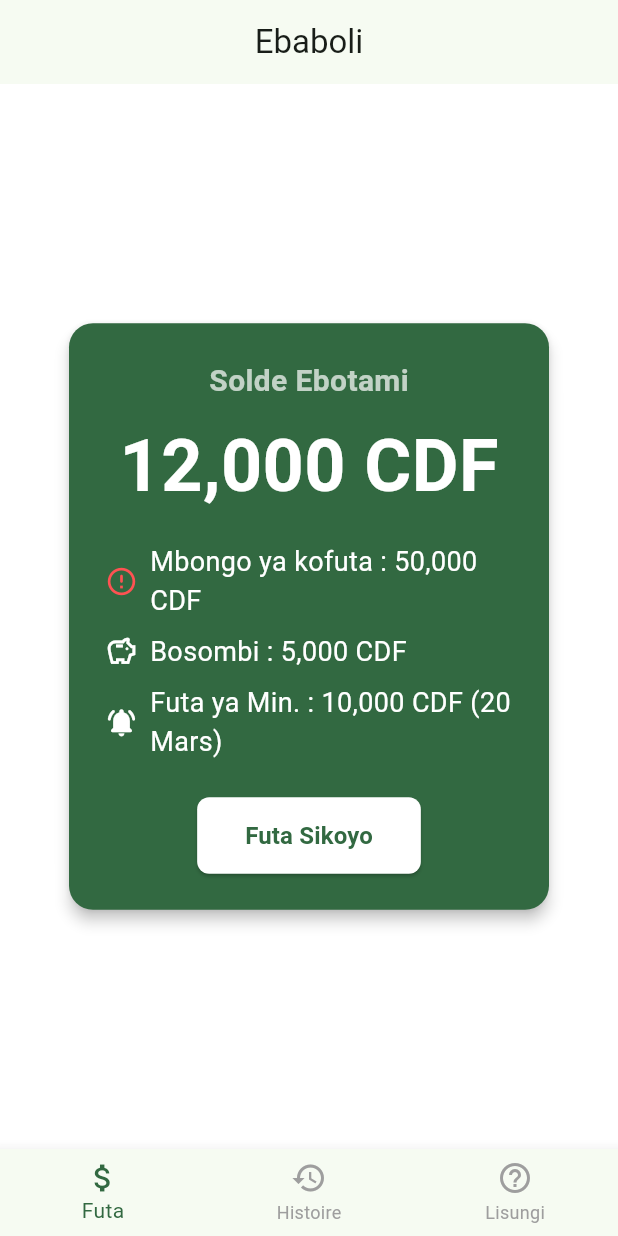
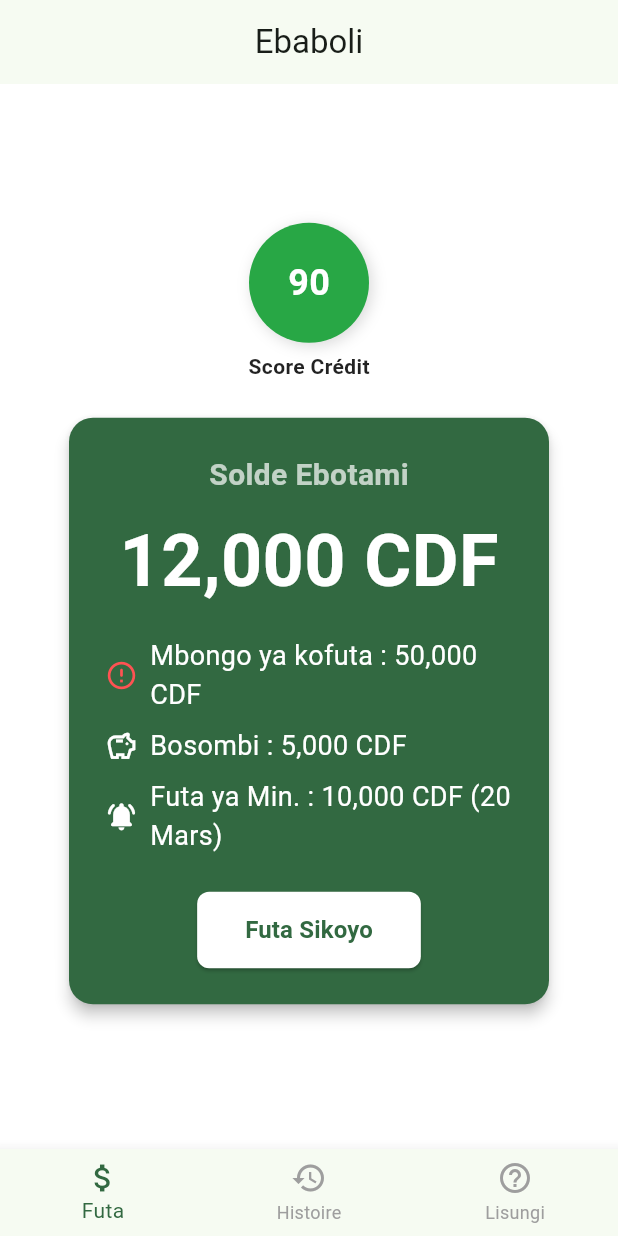
Before and after one commit to EdmondMbadu/kank_user, a Flutter app: the screen it shows after launch, on a phone screen of 412 x 824 dp. Run offline on Flutter 3.47's test engine with Material 3 defaults, Android fonts, the light colour scheme and no system bars; Roboto replaces fonts that are missing (Helvetica).

Commit message:
added score credit into the mix

```diff
--- a/lib/portal_page.dart
+++ b/lib/portal_page.dart
@@ -2,6 +2,23 @@ import 'package:flutter/material.dart';
 
 class PortalPage extends StatelessWidget {
   const PortalPage({Key? key}) : super(key: key);
+
+  // Helper function to map credit score to a specific color range
+  Color _getScoreColor(int value) {
+    if (value < 50) {
+      return const Color.fromRGBO(255, 0, 0, 1); // red
+    } else if (value < 60) {
+      return const Color.fromRGBO(255, 87, 34, 1); // red-orange
+    } else if (value < 70) {
+      return const Color.fromRGBO(255, 152, 0, 1); // orange
+    } else if (value < 80) {
+      return const Color.fromRGBO(255, 193, 7, 1); // yellow
+    } else if (value < 90) {
+      return const Color.fromRGBO(139, 195, 74, 1); // light green
+    } else {
+      return const Color.fromRGBO(40, 167, 69, 1); // green
+    }
+  }
 
   @override
   Widget build(BuildContext context) {
@@ -10,26 +27,70 @@ class PortalPage extends StatelessWidget {
     final String amountDue = "50,000 CDF";
     final String savings = "5,000 CDF";
     final String minPayment = "10,000 CDF (20 Mars)";
+    final int creditScore = 90; // e.g., range from 0-100 or 0-999
 
     return Scaffold(
-      // We could omit an AppBar if we want the card to stand alone,
-      // but let's keep it or remove as you see fit:
       appBar: AppBar(title: const Text("Ebaboli"), centerTitle: true),
       body: Center(
-        child: Card(
+        child: Column(
+          mainAxisAlignment: MainAxisAlignment.center,
+          children: [
+            // Credit Score Circle + Label
+            Column(
+              children: [
+                Container(
+                  width: 80,
+                  height: 80,
+                  decoration: BoxDecoration(
+                    // Dynamically color the circle:
+                    color: _getScoreColor(creditScore),
+                    shape: BoxShape.circle,
+                    boxShadow: [
+                      BoxShadow(
+                        color: Colors.black.withOpacity(0.15),
+                        blurRadius: 8,
+                        offset: const Offset(2, 2),
+                      ),
+                    ],
+                  ),
+                  child: Center(
+                    child: Text(
+                      "$creditScore",
+                      style: const TextStyle(
+                        fontSize: 24,
+                        fontWeight: FontWeight.bold,
+                        color: Colors.white, // White text for contrast
+                      ),
+                    ),
+                  ),
+                ),
+                const SizedBox(height: 6),
+                // The label: “Score Crédit”
+                const Text(
+                  "Score Crédit",
+                  style: TextStyle(
+                    fontWeight: FontWeight.bold,
+                    color: Colors.black87,
+                    fontSize: 14,
+                  ),
+                ),
+              ],
+            ),
+            const SizedBox(height: 20),
+
+            // Main Green Card
+            Card(
               elevation: 4,
               shape: RoundedRectangleBorder(
                 borderRadius: BorderRadius.circular(16),
               ),
-          // The entire card is green
-          color: Theme.of(context).colorScheme.primary,
+              color: Theme.of(context).colorScheme.primary, // bright green
               child: Container(
                 width: 320,
                 padding: const EdgeInsets.all(24),
                 child: Column(
                   mainAxisSize: MainAxisSize.min,
                   children: [
-                // Title: "Solde Ebotami" or "Remaining Balance"
                     const Text(
                       "Solde Ebotami",
                       style: TextStyle(
@@ -39,7 +100,7 @@ class PortalPage extends StatelessWidget {
                       ),
                     ),
                     const SizedBox(height: 8),
-                // The main large price
+                    // Big Remaining Balance
                     Text(
                       remainingBalance,
                       style: const TextStyle(
@@ -50,32 +111,32 @@ class PortalPage extends StatelessWidget {
                     ),
                     const SizedBox(height: 16),
 
-                // The 3 items: Amount Due, Savings, Min Payment
-                // We can show them as bullet points or check icons
+                    // Amount Due
                     _buildFeatureRow(
                       icon: Icons.error_outline_rounded,
                       text: "Mbongo ya kofuta : $amountDue",
                       context: context,
                       iconColor: Colors.redAccent,
-                  textColor: Colors.white,
                       fontSize: 18,
                     ),
                     const SizedBox(height: 8),
+
+                    // Savings
                     _buildFeatureRow(
                       icon: Icons.savings_outlined,
                       text: "Bosombi : $savings",
                       context: context,
                       iconColor: Colors.white,
-                  textColor: Colors.white,
                       fontSize: 18,
                     ),
                     const SizedBox(height: 8),
+
+                    // Minimum Payment
                     _buildFeatureRow(
                       icon: Icons.notifications_active_rounded,
                       text: "Futa ya Min. : $minPayment",
                       context: context,
                       iconColor: Colors.white,
-                  textColor: Colors.white,
                       fontSize: 18,
                     ),
                     const SizedBox(height: 24),
@@ -94,17 +155,21 @@ class PortalPage extends StatelessWidget {
                         ),
                       ),
                       onPressed: () {
-                    // For instance, navigate to Payment, or show details, etc.
                         Navigator.pushNamed(context, '/payment');
                       },
                       child: const Text(
                         "Futa Sikoyo",
-                    style: TextStyle(fontWeight: FontWeight.bold, fontSize: 16),
+                        style: TextStyle(
+                          fontWeight: FontWeight.bold,
+                          fontSize: 16,
+                        ),
                       ),
                     ),
                   ],
                 ),
               ),
+            ),
+          ],
         ),
       ),
     );
@@ -115,7 +180,6 @@ class PortalPage extends StatelessWidget {
     required String text,
     required BuildContext context,
     Color? iconColor,
-    Color? textColor,
     double fontSize = 16,
   }) {
     return Row(
@@ -126,10 +190,7 @@ class PortalPage extends StatelessWidget {
         Expanded(
           child: Text(
             text,
-            style: TextStyle(
-              fontSize: fontSize,
-              color: textColor ?? Colors.white,
-            ),
+            style: TextStyle(fontSize: fontSize, color: Colors.white),
           ),
         ),
       ],
```
Lines whose indentation alone changed are shown as unchanged.
